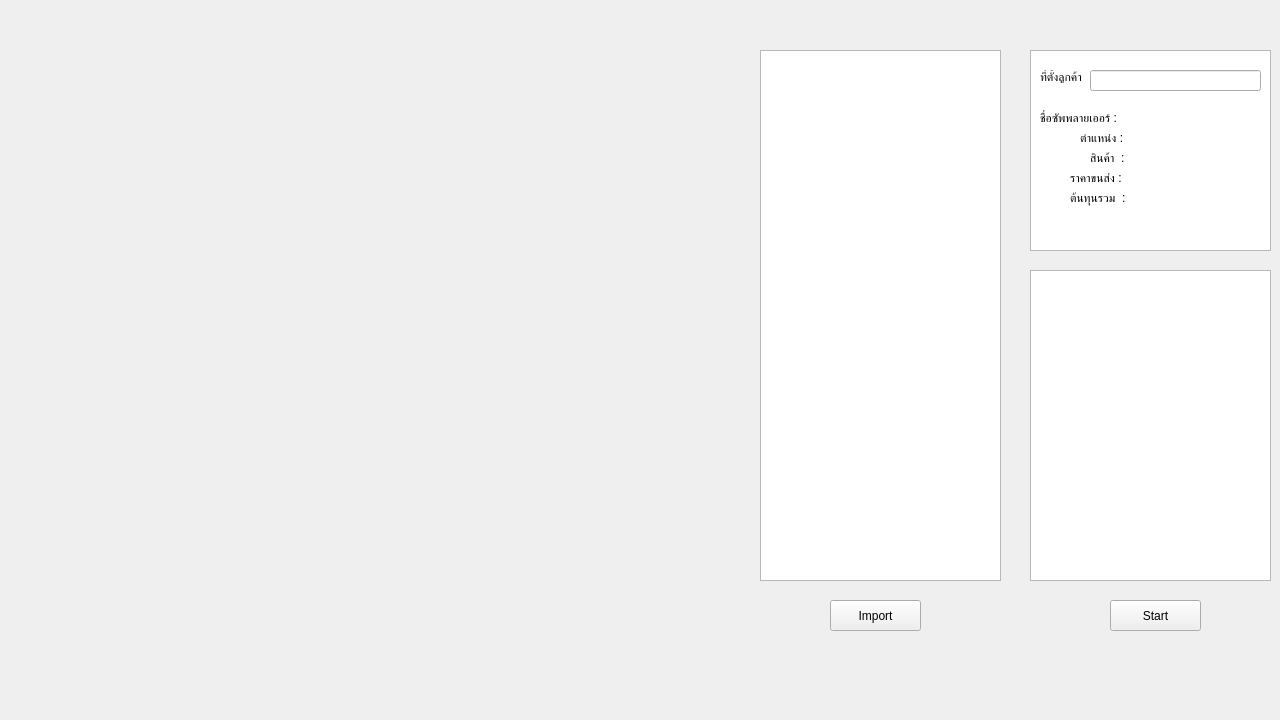
Old version of the form UI/mainPage.ui in the repository iceyokuna/SupplierOptimizer.
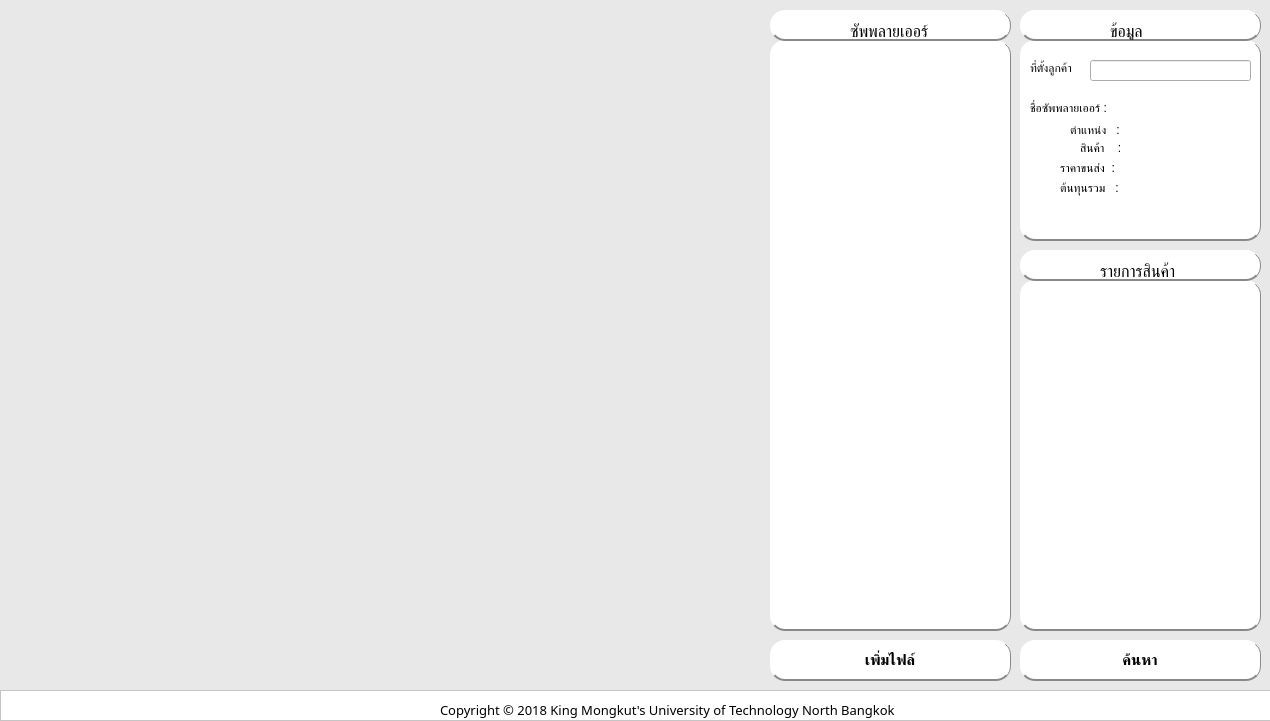
New version of the form. Icons and pictures are not drawn.

```diff
--- a/UI/mainPage.ui
+++ b/UI/mainPage.ui
@@ -6,34 +6,72 @@
    <rect>
     <x>0</x>
     <y>0</y>
-    <width>1280</width>
-    <height>720</height>
+    <width>1270</width>
+    <height>721</height>
    </rect>
   </property>
   <property name="windowTitle">
    <string>Form</string>
   </property>
+  <property name="layoutDirection">
+   <enum>Qt::LeftToRight</enum>
+  </property>
   <property name="styleSheet">
-   <string notr="true">background-image: url(:background.jpg);</string>
+   <string notr="true">QPushButton{
+    background-color: white;
+    border-width: 0.1px;
+    border-radius: 15px;
+    font: bold 15px;
+	border-bottom: 2px solid   #888888;
+	border-right: 1px solid  #888888;
+}
+
+QListView#listView_1{
+	border-width: 0px;
+	background-color: white;
+	border-color: white;
+    font: bold 15px;
+}
+
+QListWidget,QListView#supplierList,#itemList, #info,#listView_3,#listView_4,#listView_5{
+	background-color: white;
+    border-width: 0.1px;
+    border-radius: 15px;
+    font: bold 15px;
+	border-bottom: 2px solid   #888888;
+	border-right: 1px solid  #888888;
+}
+
+QLabel{
+	font: 10pt &quot;Noto Sans&quot;;
+}
+
+QLabe#label_1,#label_2,#label_3,#label_4{
+	font: 75 12pt &quot;Noto Sans&quot;;
+}
+
+QWidget#mainWidget{
+	background-color: rgb(232, 232, 232);
+}</string>
   </property>
   <widget class="QPushButton" name="importExcelButton">
    <property name="geometry">
     <rect>
-     <x>830</x>
-     <y>600</y>
-     <width>91</width>
-     <height>31</height>
+     <x>770</x>
+     <y>640</y>
+     <width>241</width>
+     <height>41</height>
     </rect>
    </property>
    <property name="text">
-    <string>Import</string>
+    <string>เพิ่มไฟล์</string>
    </property>
   </widget>
-  <widget class="QListView" name="listView_2">
+  <widget class="QListView" name="info">
    <property name="geometry">
     <rect>
-     <x>1030</x>
-     <y>50</y>
+     <x>1020</x>
+     <y>40</y>
      <width>241</width>
      <height>201</height>
     </rect>
@@ -42,20 +80,20 @@
   <widget class="QListWidget" name="supplierList">
    <property name="geometry">
     <rect>
-     <x>760</x>
-     <y>50</y>
+     <x>770</x>
+     <y>40</y>
      <width>241</width>
-     <height>531</height>
+     <height>591</height>
     </rect>
    </property>
   </widget>
   <widget class="QListWidget" name="itemList">
    <property name="geometry">
     <rect>
-     <x>1030</x>
-     <y>270</y>
+     <x>1020</x>
+     <y>280</y>
      <width>241</width>
-     <height>311</height>
+     <height>351</height>
     </rect>
    </property>
   </widget>
@@ -63,8 +101,8 @@
    <property name="geometry">
     <rect>
      <x>1090</x>
-     <y>70</y>
-     <width>171</width>
+     <y>60</y>
+     <width>161</width>
      <height>21</height>
     </rect>
    </property>
@@ -72,10 +110,10 @@
   <widget class="QLabel" name="label">
    <property name="geometry">
     <rect>
-     <x>1040</x>
-     <y>70</y>
-     <width>47</width>
-     <height>13</height>
+     <x>1030</x>
+     <y>60</y>
+     <width>61</width>
+     <height>16</height>
     </rect>
    </property>
    <property name="text">
@@ -85,8 +123,8 @@
   <widget class="QLabel" name="supplier_label">
    <property name="geometry">
     <rect>
-     <x>1040</x>
-     <y>110</y>
+     <x>1030</x>
+     <y>100</y>
      <width>221</width>
      <height>16</height>
     </rect>
@@ -98,76 +136,204 @@
   <widget class="QLabel" name="supplier_location_label">
    <property name="geometry">
     <rect>
-     <x>1080</x>
-     <y>130</y>
+     <x>1070</x>
+     <y>120</y>
      <width>171</width>
-     <height>16</height>
+     <height>20</height>
     </rect>
    </property>
    <property name="text">
-    <string>ตำแหน่ง :</string>
+    <string>ตำแหน่ง   :</string>
    </property>
   </widget>
   <widget class="QLabel" name="supply_label">
    <property name="geometry">
     <rect>
-     <x>1090</x>
-     <y>150</y>
+     <x>1080</x>
+     <y>140</y>
      <width>171</width>
      <height>16</height>
     </rect>
    </property>
    <property name="text">
-    <string>สินค้า  :</string>
+    <string>สินค้า    :</string>
    </property>
   </widget>
   <widget class="QLabel" name="transport_cost_label">
    <property name="geometry">
     <rect>
-     <x>1070</x>
-     <y>170</y>
+     <x>1060</x>
+     <y>160</y>
      <width>171</width>
      <height>16</height>
     </rect>
    </property>
    <property name="text">
-    <string>ราคาขนส่ง :</string>
+    <string>ราคาขนส่ง  :</string>
    </property>
   </widget>
   <widget class="QLabel" name="supply_cost_label">
    <property name="geometry">
     <rect>
-     <x>1070</x>
-     <y>190</y>
+     <x>1060</x>
+     <y>180</y>
      <width>171</width>
      <height>16</height>
     </rect>
    </property>
    <property name="text">
-    <string>ต้นทุนรวม  :</string>
+    <string>ต้นทุนรวม   :</string>
    </property>
   </widget>
   <widget class="QWidget" name="map_widget" native="true">
    <property name="geometry">
     <rect>
-     <x>10</x>
-     <y>50</y>
-     <width>721</width>
-     <height>531</height>
+     <x>0</x>
+     <y>0</y>
+     <width>761</width>
+     <height>721</height>
     </rect>
    </property>
   </widget>
   <widget class="QPushButton" name="startButton">
    <property name="geometry">
     <rect>
+     <x>1020</x>
+     <y>640</y>
+     <width>241</width>
+     <height>41</height>
+    </rect>
+   </property>
+   <property name="text">
+    <string>ค้นหา</string>
+   </property>
+  </widget>
+  <widget class="QListView" name="listView_3">
+   <property name="geometry">
+    <rect>
+     <x>770</x>
+     <y>10</y>
+     <width>241</width>
+     <height>31</height>
+    </rect>
+   </property>
+  </widget>
+  <widget class="QListView" name="listView_4">
+   <property name="geometry">
+    <rect>
+     <x>1020</x>
+     <y>10</y>
+     <width>241</width>
+     <height>31</height>
+    </rect>
+   </property>
+  </widget>
+  <widget class="QListView" name="listView_5">
+   <property name="geometry">
+    <rect>
+     <x>1020</x>
+     <y>250</y>
+     <width>241</width>
+     <height>31</height>
+    </rect>
+   </property>
+  </widget>
+  <widget class="QLabel" name="label_2">
+   <property name="geometry">
+    <rect>
+     <x>850</x>
+     <y>20</y>
+     <width>141</width>
+     <height>20</height>
+    </rect>
+   </property>
+   <property name="font">
+    <font>
+     <family>Noto Sans</family>
+     <pointsize>12</pointsize>
+     <weight>9</weight>
+     <italic>false</italic>
+     <bold>false</bold>
+    </font>
+   </property>
+   <property name="text">
+    <string>ซัพพลายเออร์</string>
+   </property>
+  </widget>
+  <widget class="QLabel" name="label_3">
+   <property name="geometry">
+    <rect>
      <x>1110</x>
-     <y>600</y>
-     <width>91</width>
+     <y>20</y>
+     <width>141</width>
+     <height>20</height>
+    </rect>
+   </property>
+   <property name="font">
+    <font>
+     <family>Noto Sans</family>
+     <pointsize>12</pointsize>
+     <weight>9</weight>
+     <italic>false</italic>
+     <bold>false</bold>
+    </font>
+   </property>
+   <property name="text">
+    <string>ข้อมูล</string>
+   </property>
+  </widget>
+  <widget class="QLabel" name="label_4">
+   <property name="geometry">
+    <rect>
+     <x>1100</x>
+     <y>260</y>
+     <width>141</width>
+     <height>20</height>
+    </rect>
+   </property>
+   <property name="font">
+    <font>
+     <family>Noto Sans</family>
+     <pointsize>12</pointsize>
+     <weight>9</weight>
+     <italic>false</italic>
+     <bold>false</bold>
+    </font>
+   </property>
+   <property name="text">
+    <string>รายการสินค้า</string>
+   </property>
+  </widget>
+  <widget class="QListView" name="listView_1">
+   <property name="geometry">
+    <rect>
+     <x>0</x>
+     <y>690</y>
+     <width>1271</width>
      <height>31</height>
     </rect>
    </property>
+  </widget>
+  <widget class="QLabel" name="label_5">
+   <property name="geometry">
+    <rect>
+     <x>440</x>
+     <y>700</y>
+     <width>501</width>
+     <height>20</height>
+    </rect>
+   </property>
+   <property name="font">
+    <font>
+     <family>Noto Sans</family>
+     <pointsize>10</pointsize>
+     <weight>50</weight>
+     <italic>false</italic>
+     <bold>false</bold>
+    </font>
+   </property>
    <property name="text">
-    <string>Start</string>
+    <string>Copyright © 2018 King Mongkut's University of Technology North Bangkok</string>
    </property>
   </widget>
  </widget>
```
